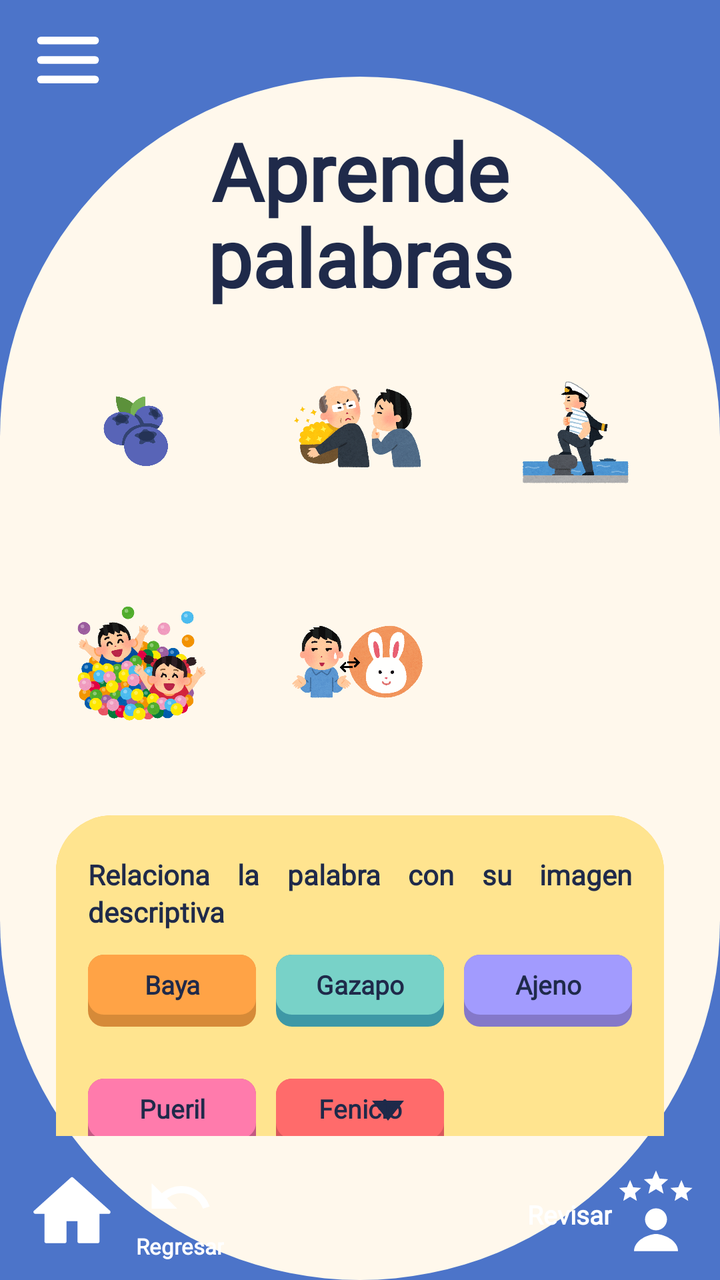
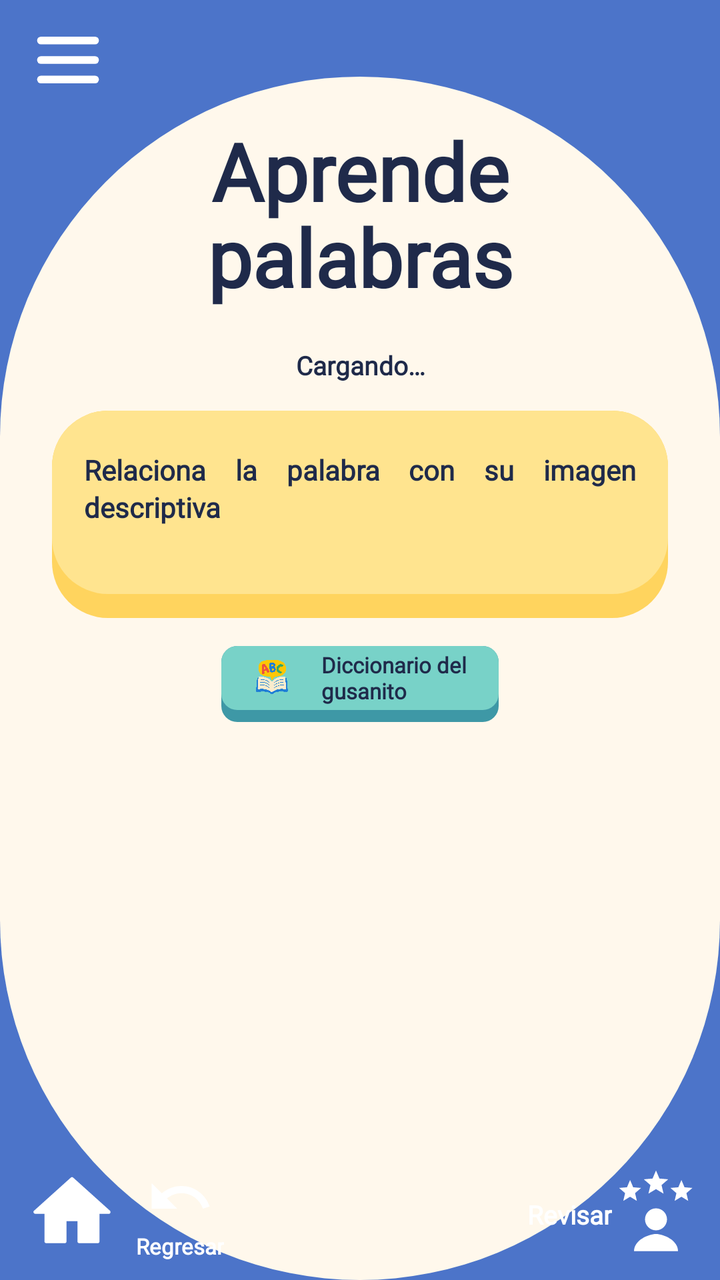

Before-and-after screenshots of an Android layout around one commit, followed by the original layout XML and the change that was made.
<!-- AndroidManifest.xml: application theme Theme.Wordy -->
<!-- res/layout/activity_relacionar_imagenes.xml -->
<?xml version="1.0" encoding="utf-8"?>
<androidx.constraintlayout.widget.ConstraintLayout
    xmlns:android="http://schemas.android.com/apk/res/android"
    xmlns:app="http://schemas.android.com/apk/res-auto"
    xmlns:tools="http://schemas.android.com/tools"
    android:layout_width="match_parent"
    android:layout_height="match_parent"
    android:background="@color/wordy_blue"
    android:fitsSystemWindows="true"
    tools:context=".RelacionarImagenesActivity"
    tools:ignore="HardcodedText">

    <androidx.constraintlayout.widget.Guideline
        android:id="@+id/glCremaTop"
        android:layout_width="wrap_content"
        android:layout_height="wrap_content"
        android:orientation="horizontal"
        app:layout_constraintGuide_percent="0.06" />

    <View
        android:id="@+id/bgCrema"
        android:layout_width="0dp"
        android:layout_height="0dp"
        android:background="@drawable/bg_oval_cream"
        app:layout_constraintBottom_toBottomOf="parent"
        app:layout_constraintEnd_toEndOf="parent"
        app:layout_constraintStart_toStartOf="parent"
        app:layout_constraintTop_toTopOf="@id/glCremaTop" />

    <include
        android:id="@+id/header"
        layout="@layout/header_wordy"
        android:layout_width="match_parent"
        android:layout_height="wrap_content"
        app:layout_constraintTop_toTopOf="parent" />

    <TextView
        android:id="@+id/tvTitulo"
        style="@style/WordyTitulo"
        android:layout_marginTop="4dp"
        android:text="@string/titulo_aprende_palabras"
        app:layout_constraintEnd_toEndOf="parent"
        app:layout_constraintStart_toStartOf="parent"
        app:layout_constraintTop_toBottomOf="@id/header" />

    <androidx.core.widget.NestedScrollView
        android:layout_width="0dp"
        android:layout_height="0dp"
        android:layout_marginTop="14dp"
        android:layout_marginBottom="6dp"
        android:scrollbars="none"
        app:layout_constraintBottom_toTopOf="@id/footer"
        app:layout_constraintEnd_toEndOf="parent"
        app:layout_constraintStart_toStartOf="parent"
        app:layout_constraintTop_toBottomOf="@id/tvTitulo">

        <LinearLayout
            android:layout_width="match_parent"
            android:layout_height="wrap_content"
            android:orientation="vertical"
            android:paddingStart="14dp"
            android:paddingEnd="14dp">

            
            <LinearLayout
                android:layout_width="match_parent"
                android:layout_height="wrap_content"
                android:orientation="horizontal">

                <ImageView
                    android:id="@+id/ivBaya"
                    android:layout_width="0dp"
                    android:layout_height="100dp"
                    android:layout_weight="1"
                    android:contentDescription="@null"
                    android:src="@drawable/img_rel_baya" />

                <ImageView
                    android:id="@+id/ivAjeno"
                    android:layout_width="0dp"
                    android:layout_height="100dp"
                    android:layout_weight="1"
                    android:contentDescription="@null"
                    android:src="@drawable/img_rel_ajeno" />

                <ImageView
                    android:id="@+id/ivFenicio"
                    android:layout_width="0dp"
                    android:layout_height="100dp"
                    android:layout_weight="1"
                    android:contentDescription="@null"
                    android:src="@drawable/img_rel_fenicio" />
            </LinearLayout>

            
            <LinearLayout
                android:layout_width="match_parent"
                android:layout_height="wrap_content"
                android:layout_marginTop="14dp"
                android:orientation="horizontal">

                <ImageView
                    android:id="@+id/ivPueril"
                    android:layout_width="0dp"
                    android:layout_height="100dp"
                    android:layout_weight="1"
                    android:contentDescription="@null"
                    android:src="@drawable/img_rel_pueril" />

                <ImageView
                    android:id="@+id/ivGazapo"
                    android:layout_width="0dp"
                    android:layout_height="100dp"
                    android:layout_weight="1"
                    android:contentDescription="@null"
                    android:src="@drawable/img_rel_gazapo" />

                <Space
                    android:layout_width="0dp"
                    android:layout_height="100dp"
                    android:layout_weight="1" />
            </LinearLayout>

            
            <LinearLayout
                android:id="@+id/cardRelaciona"
                android:layout_width="match_parent"
                android:layout_height="wrap_content"
                android:layout_marginStart="14dp"
                android:layout_marginTop="26dp"
                android:layout_marginEnd="14dp"
                android:background="@drawable/bg_card"
                android:orientation="vertical"
                android:paddingStart="16dp"
                android:paddingTop="20dp"
                android:paddingEnd="16dp"
                android:paddingBottom="34dp">

                <TextView
                    style="@style/WordyCuerpo"
                    android:layout_width="match_parent"
                    android:layout_height="wrap_content"
                    android:justificationMode="inter_word"
                    android:text="@string/relaciona_instruccion"
                    android:textSize="14sp"
                    tools:targetApi="o" />

                <LinearLayout
                    android:layout_width="match_parent"
                    android:layout_height="wrap_content"
                    android:layout_marginTop="12dp"
                    android:orientation="horizontal">

                    <TextView
                        android:id="@+id/palabraBaya"
                        style="@style/WordyOpcion"
                        android:layout_width="0dp"
                        android:layout_height="36dp"
                        android:layout_weight="1"
                        android:background="@drawable/bg_field_orange"
                        android:text="Baya" />

                    <TextView
                        android:id="@+id/palabraGazapo"
                        style="@style/WordyOpcion"
                        android:layout_width="0dp"
                        android:layout_height="36dp"
                        android:layout_marginStart="10dp"
                        android:layout_weight="1"
                        android:background="@drawable/bg_field_teal"
                        android:text="Gazapo" />

                    <TextView
                        android:id="@+id/palabraAjeno"
                        style="@style/WordyOpcion"
                        android:layout_width="0dp"
                        android:layout_height="36dp"
                        android:layout_marginStart="10dp"
                        android:layout_weight="1"
                        android:background="@drawable/bg_field_purple"
                        android:text="Ajeno" />
                </LinearLayout>

                <LinearLayout
                    android:layout_width="match_parent"
                    android:layout_height="wrap_content"
                    android:layout_marginTop="26dp"
                    android:orientation="horizontal">

                    <TextView
                        android:id="@+id/palabraPueril"
                        style="@style/WordyOpcion"
                        android:layout_width="0dp"
                        android:layout_height="36dp"
                        android:layout_weight="1"
                        android:background="@drawable/bg_field_pink"
                        android:text="Pueril" />

                    <TextView
                        android:id="@+id/palabraFenicio"
                        style="@style/WordyOpcion"
                        android:layout_width="0dp"
                        android:layout_height="36dp"
                        android:layout_marginStart="10dp"
                        android:layout_weight="1"
                        android:background="@drawable/bg_field_coral"
                        android:text="Fenicio" />

                    <Space
                        android:layout_width="0dp"
                        android:layout_height="36dp"
                        android:layout_marginStart="10dp"
                        android:layout_weight="1" />
                </LinearLayout>
            </LinearLayout>

            <include
                android:id="@+id/btnDiccionario"
                layout="@layout/chip_diccionario"
                android:layout_width="wrap_content"
                android:layout_height="wrap_content"
                android:layout_gravity="center_horizontal"
                android:layout_marginTop="14dp" />
        </LinearLayout>
    </androidx.core.widget.NestedScrollView>

    <include
        android:id="@+id/footer"
        layout="@layout/footer_home_regresar_revisar"
        android:layout_width="match_parent"
        android:layout_height="wrap_content"
        app:layout_constraintBottom_toBottomOf="parent" />
</androidx.constraintlayout.widget.ConstraintLayout>
<!-- res/layout/header_wordy.xml (included above) -->
<?xml version="1.0" encoding="utf-8"?>
<androidx.constraintlayout.widget.ConstraintLayout
    xmlns:android="http://schemas.android.com/apk/res/android"
    xmlns:app="http://schemas.android.com/apk/res-auto"
    android:layout_width="match_parent"
    android:layout_height="64dp">

    <ImageView
        android:id="@+id/btnMenu"
        android:layout_width="48dp"
        android:layout_height="48dp"
        android:layout_marginStart="10dp"
        android:background="?attr/selectableItemBackgroundBorderless"
        android:contentDescription="@string/menu"
        android:padding="6dp"
        android:src="@drawable/ic_hamburguesa"
        app:layout_constraintBottom_toBottomOf="parent"
        app:layout_constraintStart_toStartOf="parent"
        app:layout_constraintTop_toTopOf="parent" />

    <FrameLayout
        android:layout_width="160dp"
        android:layout_height="60dp"
        android:layout_marginEnd="6dp"
        app:layout_constraintBottom_toBottomOf="parent"
        app:layout_constraintEnd_toEndOf="parent"
        app:layout_constraintTop_toTopOf="parent">

        <ImageView
            android:layout_width="160dp"
            android:layout_height="wrap_content"
            android:layout_marginTop="-111dp"
            android:adjustViewBounds="true"
            android:contentDescription="@string/logo_wordy"
            android:src="@drawable/logo_wordy" />
    </FrameLayout>
</androidx.constraintlayout.widget.ConstraintLayout>
<!-- res/layout/chip_diccionario.xml (included above) -->
<?xml version="1.0" encoding="utf-8"?>
<LinearLayout xmlns:android="http://schemas.android.com/apk/res/android"
    android:layout_width="wrap_content"
    android:layout_height="52dp"
    android:background="@drawable/bg_field_teal"
    android:clickable="true"
    android:focusable="true"
    android:gravity="center_vertical"
    android:orientation="horizontal"
    android:paddingStart="10dp"
    android:paddingEnd="16dp"
    android:paddingBottom="6dp">

    <ImageView
        android:layout_width="32dp"
        android:layout_height="32dp"
        android:contentDescription="@string/diccionario_gusanito"
        android:src="@drawable/img_diccionario" />

    <TextView
        android:layout_width="wrap_content"
        android:layout_height="wrap_content"
        android:layout_marginStart="8dp"
        android:fontFamily="@font/varela_normal"
        android:text="@string/diccionario_gusanito"
        android:textColor="@color/wordy_navy"
        android:textSize="11sp"
        android:textStyle="bold" />
</LinearLayout>
<!-- res/layout/footer_home_regresar_revisar.xml (included above) -->
<?xml version="1.0" encoding="utf-8"?>
<androidx.constraintlayout.widget.ConstraintLayout
    xmlns:android="http://schemas.android.com/apk/res/android"
    xmlns:app="http://schemas.android.com/apk/res-auto"
    android:layout_width="match_parent"
    android:layout_height="wrap_content"
    android:paddingStart="10dp"
    android:paddingTop="6dp"
    android:paddingEnd="10dp"
    android:paddingBottom="8dp">

    <ImageView
        android:id="@+id/btnHome"
        android:layout_width="52dp"
        android:layout_height="52dp"
        android:background="?attr/selectableItemBackgroundBorderless"
        android:contentDescription="@string/inicio"
        android:padding="4dp"
        android:src="@drawable/ic_home"
        app:layout_constraintBottom_toBottomOf="parent"
        app:layout_constraintStart_toStartOf="parent"
        app:layout_constraintTop_toTopOf="parent" />

    <LinearLayout
        android:id="@+id/btnRegresar"
        android:layout_width="wrap_content"
        android:layout_height="wrap_content"
        android:layout_marginStart="6dp"
        android:background="?attr/selectableItemBackgroundBorderless"
        android:clickable="true"
        android:focusable="true"
        android:gravity="center_horizontal"
        android:orientation="vertical"
        app:layout_constraintBottom_toBottomOf="parent"
        app:layout_constraintStart_toEndOf="@id/btnHome"
        app:layout_constraintTop_toTopOf="parent">

        <ImageView
            android:layout_width="38dp"
            android:layout_height="34dp"
            android:contentDescription="@string/regresar"
            android:src="@drawable/ic_regresar" />

        <TextView
            style="@style/WordyFooterTexto"
            android:layout_width="wrap_content"
            android:layout_height="wrap_content"
            android:text="@string/regresar" />
    </LinearLayout>

    <LinearLayout
        android:id="@+id/btnRevisar"
        android:layout_width="wrap_content"
        android:layout_height="wrap_content"
        android:background="?attr/selectableItemBackgroundBorderless"
        android:clickable="true"
        android:focusable="true"
        android:gravity="bottom"
        android:orientation="horizontal"
        app:layout_constraintBottom_toBottomOf="parent"
        app:layout_constraintEnd_toEndOf="parent"
        app:layout_constraintTop_toTopOf="parent">

        <TextView
            style="@style/WordyFooterTexto"
            android:layout_width="wrap_content"
            android:layout_height="wrap_content"
            android:layout_marginBottom="6dp"
            android:text="@string/revisar"
            android:textSize="13sp" />

        <ImageView
            android:layout_width="44dp"
            android:layout_height="44dp"
            android:contentDescription="@string/revisar"
            android:src="@drawable/ic_revisar" />
    </LinearLayout>
</androidx.constraintlayout.widget.ConstraintLayout>
<!-- resources referenced by this layout -->
<resources>
  <color name="wordy_blue">#4C74C9</color>
  <color name="wordy_navy">#1F2A4A</color>
  <!-- drawable bg_field_coral (drawable) -->
  <layer-list xmlns:android="http://schemas.android.com/apk/res/android">
      <item>
          <shape><solid android:color="@color/wordy_coral_dark"/><corners android:radius="8dp"/></shape>
      </item>
      <item android:bottom="6dp">
          <shape><solid android:color="@color/wordy_coral"/><corners android:radius="8dp"/></shape>
      </item>
      <item
          android:drawable="@drawable/ic_arrow_down"
          android:width="24dp"
          android:height="24dp"
          android:gravity="end|center_vertical"
          android:end="16dp"
          android:bottom="6dp"/>
  </layer-list>
  <!-- drawable bg_field_orange (drawable) -->
  <layer-list xmlns:android="http://schemas.android.com/apk/res/android">
      <item>
          <shape><solid android:color="@color/wordy_orange_dark"/><corners android:radius="8dp"/></shape>
      </item>
      <item android:bottom="6dp">
          <shape><solid android:color="@color/wordy_orange"/><corners android:radius="8dp"/></shape>
      </item>
  </layer-list>
  <!-- drawable bg_field_pink (drawable) -->
  <layer-list xmlns:android="http://schemas.android.com/apk/res/android">
      <item>
          <shape><solid android:color="@color/wordy_pink_dark"/><corners android:radius="8dp"/></shape>
      </item>
      <item android:bottom="6dp">
          <shape><solid android:color="@color/wordy_pink"/><corners android:radius="8dp"/></shape>
      </item>
  </layer-list>
  <!-- drawable bg_field_purple (drawable) -->
  <layer-list xmlns:android="http://schemas.android.com/apk/res/android">
      <item>
          <shape><solid android:color="@color/wordy_purple_dark"/><corners android:radius="8dp"/></shape>
      </item>
      <item android:bottom="6dp">
          <shape><solid android:color="@color/wordy_purple"/><corners android:radius="8dp"/></shape>
      </item>
  </layer-list>
  <!-- drawable img_rel_ajeno: png bitmap (drawable, 289587 bytes) -->
  <!-- drawable img_rel_baya: png bitmap (drawable, 30348 bytes) -->
  <!-- drawable img_rel_fenicio: png bitmap (drawable, 450970 bytes) -->
  <!-- drawable img_rel_gazapo: png bitmap (drawable, 571827 bytes) -->
  <!-- drawable img_rel_pueril: png bitmap (drawable, 809426 bytes) -->
  <string name="inicio">Inicio</string>
  <string name="menu">Menú</string>
  <string name="regresar">Regresar</string>
  <string name="revisar">Revisar</string>
  <style name="WordyOpcion">
          <item name="android:layout_height">42dp</item>
          <item name="android:clickable">true</item>
          <item name="android:focusable">true</item>
          <item name="android:fontFamily">@font/varela_normal</item>
          <item name="android:gravity">center</item>
          <item name="android:maxLines">1</item>
          <item name="android:paddingBottom">6dp</item>
          <item name="android:paddingStart">8dp</item>
          <item name="android:paddingEnd">8dp</item>
          <item name="android:textColor">@color/wordy_navy</item>
          <item name="android:textSize">13sp</item>
          <item name="android:textStyle">bold</item>
      </style>
  <color name="wordy_yellow">#FFE48F</color>
  <color name="wordy_coral_dark">#D9595B</color>
  <color name="wordy_coral">#FF6B6B</color>
  <!-- drawable ic_arrow_down (drawable) -->
  <vector xmlns:android="http://schemas.android.com/apk/res/android"
      android:width="24dp" android:height="24dp"
      android:viewportWidth="24" android:viewportHeight="24">
      <path android:fillColor="#1F2A4A" android:pathData="M4,8 L20,8 L12,18 Z"/>
  </vector>
  <color name="wordy_orange_dark">#D68A38</color>
  <color name="wordy_orange">#FFA346</color>
  <color name="wordy_pink_dark">#C25A82</color>
  <color name="wordy_pink">#FF7BAC</color>
  <color name="wordy_purple_dark">#8478C9</color>
  <color name="wordy_purple">#A29BFE</color>
  <color name="wordy_teal">#78D2C8</color>
  <color name="wordy_cream">#FFF8EC</color>
  <color name="wordy_white">#FFFF</color>
  <!-- unchanged entries left out for length: 20 -->
</resources>

<!-- the commit's change to res/layout/activity_relacionar_imagenes.xml (unified diff, before → after) -->
@@ -58,76 +58,33 @@
             android:layout_width="match_parent"
             android:layout_height="wrap_content"
             android:orientation="vertical"
-            android:paddingStart="14dp"
-            android:paddingEnd="14dp">
+            android:paddingStart="12dp"
+            android:paddingEnd="12dp">
 
             
-            <LinearLayout
+            <GridLayout
+                android:id="@+id/glImagenes"
                 android:layout_width="match_parent"
                 android:layout_height="wrap_content"
-                android:orientation="horizontal">
-
-                <ImageView
-                    android:id="@+id/ivBaya"
-                    android:layout_width="0dp"
-                    android:layout_height="100dp"
-                    android:layout_weight="1"
-                    android:contentDescription="@null"
-                    android:src="@drawable/img_rel_baya" />
-
-                <ImageView
-                    android:id="@+id/ivAjeno"
-                    android:layout_width="0dp"
-                    android:layout_height="100dp"
-                    android:layout_weight="1"
-                    android:contentDescription="@null"
-                    android:src="@drawable/img_rel_ajeno" />
-
-                <ImageView
-                    android:id="@+id/ivFenicio"
-                    android:layout_width="0dp"
-                    android:layout_height="100dp"
-                    android:layout_weight="1"
-                    android:contentDescription="@null"
-                    android:src="@drawable/img_rel_fenicio" />
-            </LinearLayout>
-
-            
-            <LinearLayout
+                android:columnCount="3"
+                android:useDefaultMargins="false" />
+
+            <TextView
+                android:id="@+id/tvMensaje"
+                style="@style/WordyCuerpo"
                 android:layout_width="match_parent"
                 android:layout_height="wrap_content"
-                android:layout_marginTop="14dp"
-                android:orientation="horizontal">
-
-                <ImageView
-                    android:id="@+id/ivPueril"
-                    android:layout_width="0dp"
-                    android:layout_height="100dp"
-                    android:layout_weight="1"
-                    android:contentDescription="@null"
-                    android:src="@drawable/img_rel_pueril" />
-
-                <ImageView
-                    android:id="@+id/ivGazapo"
-                    android:layout_width="0dp"
-                    android:layout_height="100dp"
-                    android:layout_weight="1"
-                    android:contentDescription="@null"
-                    android:src="@drawable/img_rel_gazapo" />
-
-                <Space
-                    android:layout_width="0dp"
-                    android:layout_height="100dp"
-                    android:layout_weight="1" />
-            </LinearLayout>
-
-            
+                android:layout_marginTop="6dp"
+                android:gravity="center"
+                android:text="Cargando…"
+                android:textSize="13sp" />
+
             <LinearLayout
                 android:id="@+id/cardRelaciona"
                 android:layout_width="match_parent"
                 android:layout_height="wrap_content"
                 android:layout_marginStart="14dp"
-                android:layout_marginTop="26dp"
+                android:layout_marginTop="14dp"
                 android:layout_marginEnd="14dp"
                 android:background="@drawable/bg_card"
                 android:orientation="vertical"
@@ -137,6 +94,7 @@
                 android:paddingBottom="34dp">
 
                 <TextView
+                    android:id="@+id/tvInstruccion"
                     style="@style/WordyCuerpo"
                     android:layout_width="match_parent"
                     android:layout_height="wrap_content"
@@ -145,73 +103,13 @@
                     android:textSize="14sp"
                     tools:targetApi="o" />
 
-                <LinearLayout
+                
+                <GridLayout
+                    android:id="@+id/glPalabras"
                     android:layout_width="match_parent"
                     android:layout_height="wrap_content"
                     android:layout_marginTop="12dp"
-                    android:orientation="horizontal">
-
-                    <TextView
-                        android:id="@+id/palabraBaya"
-                        style="@style/WordyOpcion"
-                        android:layout_width="0dp"
-                        android:layout_height="36dp"
-                        android:layout_weight="1"
-                        android:background="@drawable/bg_field_orange"
-                        android:text="Baya" />
-
-                    <TextView
-                        android:id="@+id/palabraGazapo"
-                        style="@style/WordyOpcion"
-                        android:layout_width="0dp"
-                        android:layout_height="36dp"
-                        android:layout_marginStart="10dp"
-                        android:layout_weight="1"
-                        android:background="@drawable/bg_field_teal"
-                        android:text="Gazapo" />
-
-                    <TextView
-                        android:id="@+id/palabraAjeno"
-                        style="@style/WordyOpcion"
-                        android:layout_width="0dp"
-                        android:layout_height="36dp"
-                        android:layout_marginStart="10dp"
-                        android:layout_weight="1"
-                        android:background="@drawable/bg_field_purple"
-                        android:text="Ajeno" />
-                </LinearLayout>
-
-                <LinearLayout
-                    android:layout_width="match_parent"
-                    android:layout_height="wrap_content"
-                    android:layout_marginTop="26dp"
-                    android:orientation="horizontal">
-
-                    <TextView
-                        android:id="@+id/palabraPueril"
-                        style="@style/WordyOpcion"
-                        android:layout_width="0dp"
-                        android:layout_height="36dp"
-                        android:layout_weight="1"
-                        android:background="@drawable/bg_field_pink"
-                        android:text="Pueril" />
-
-                    <TextView
-                        android:id="@+id/palabraFenicio"
-                        style="@style/WordyOpcion"
-                        android:layout_width="0dp"
-                        android:layout_height="36dp"
-                        android:layout_marginStart="10dp"
-                        android:layout_weight="1"
-                        android:background="@drawable/bg_field_coral"
-                        android:text="Fenicio" />
-
-                    <Space
-                        android:layout_width="0dp"
-                        android:layout_height="36dp"
-                        android:layout_marginStart="10dp"
-                        android:layout_weight="1" />
-                </LinearLayout>
+                    android:columnCount="3" />
             </LinearLayout>
 
             <include
<!-- resource entries referenced after the edit -->
@@ -2,87 +2,11 @@
 <resources>
   <color name="wordy_blue">#4C74C9</color>
   <color name="wordy_navy">#1F2A4A</color>
-  <!-- drawable bg_field_coral (drawable) -->
-  <layer-list xmlns:android="http://schemas.android.com/apk/res/android">
-      <item>
-          <shape><solid android:color="@color/wordy_coral_dark"/><corners android:radius="8dp"/></shape>
-      </item>
-      <item android:bottom="6dp">
-          <shape><solid android:color="@color/wordy_coral"/><corners android:radius="8dp"/></shape>
-      </item>
-      <item
-          android:drawable="@drawable/ic_arrow_down"
-          android:width="24dp"
-          android:height="24dp"
-          android:gravity="end|center_vertical"
-          android:end="16dp"
-          android:bottom="6dp"/>
-  </layer-list>
-  <!-- drawable bg_field_orange (drawable) -->
-  <layer-list xmlns:android="http://schemas.android.com/apk/res/android">
-      <item>
-          <shape><solid android:color="@color/wordy_orange_dark"/><corners android:radius="8dp"/></shape>
-      </item>
-      <item android:bottom="6dp">
-          <shape><solid android:color="@color/wordy_orange"/><corners android:radius="8dp"/></shape>
-      </item>
-  </layer-list>
-  <!-- drawable bg_field_pink (drawable) -->
-  <layer-list xmlns:android="http://schemas.android.com/apk/res/android">
-      <item>
-          <shape><solid android:color="@color/wordy_pink_dark"/><corners android:radius="8dp"/></shape>
-      </item>
-      <item android:bottom="6dp">
-          <shape><solid android:color="@color/wordy_pink"/><corners android:radius="8dp"/></shape>
-      </item>
-  </layer-list>
-  <!-- drawable bg_field_purple (drawable) -->
-  <layer-list xmlns:android="http://schemas.android.com/apk/res/android">
-      <item>
-          <shape><solid android:color="@color/wordy_purple_dark"/><corners android:radius="8dp"/></shape>
-      </item>
-      <item android:bottom="6dp">
-          <shape><solid android:color="@color/wordy_purple"/><corners android:radius="8dp"/></shape>
-      </item>
-  </layer-list>
-  <!-- drawable img_rel_ajeno: png bitmap (drawable, 289587 bytes) -->
-  <!-- drawable img_rel_baya: png bitmap (drawable, 30348 bytes) -->
-  <!-- drawable img_rel_fenicio: png bitmap (drawable, 450970 bytes) -->
-  <!-- drawable img_rel_gazapo: png bitmap (drawable, 571827 bytes) -->
-  <!-- drawable img_rel_pueril: png bitmap (drawable, 809426 bytes) -->
   <string name="inicio">Inicio</string>
   <string name="menu">Menú</string>
   <string name="regresar">Regresar</string>
   <string name="revisar">Revisar</string>
-  <style name="WordyOpcion">
-          <item name="android:layout_height">42dp</item>
-          <item name="android:clickable">true</item>
-          <item name="android:focusable">true</item>
-          <item name="android:fontFamily">@font/varela_normal</item>
-          <item name="android:gravity">center</item>
-          <item name="android:maxLines">1</item>
-          <item name="android:paddingBottom">6dp</item>
-          <item name="android:paddingStart">8dp</item>
-          <item name="android:paddingEnd">8dp</item>
-          <item name="android:textColor">@color/wordy_navy</item>
-          <item name="android:textSize">13sp</item>
-          <item name="android:textStyle">bold</item>
-      </style>
   <color name="wordy_yellow">#FFE48F</color>
-  <color name="wordy_coral_dark">#D9595B</color>
-  <color name="wordy_coral">#FF6B6B</color>
-  <!-- drawable ic_arrow_down (drawable) -->
-  <vector xmlns:android="http://schemas.android.com/apk/res/android"
-      android:width="24dp" android:height="24dp"
-      android:viewportWidth="24" android:viewportHeight="24">
-      <path android:fillColor="#1F2A4A" android:pathData="M4,8 L20,8 L12,18 Z"/>
-  </vector>
-  <color name="wordy_orange_dark">#D68A38</color>
-  <color name="wordy_orange">#FFA346</color>
-  <color name="wordy_pink_dark">#C25A82</color>
-  <color name="wordy_pink">#FF7BAC</color>
-  <color name="wordy_purple_dark">#8478C9</color>
-  <color name="wordy_purple">#A29BFE</color>
   <color name="wordy_teal">#78D2C8</color>
   <color name="wordy_cream">#FFF8EC</color>
   <color name="wordy_white">#FFFF</color>
